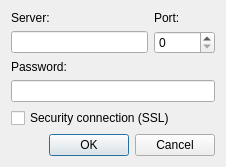
Old version of the form src/plugins/azoth/plugins/acetamide/ircaddserverdialog.ui in the repository 0xd34df00d/leechcraft.
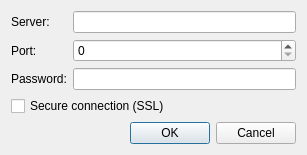
New version of the form.

Commit message: Azoth Acetamide: fixed forms and layouts.

```diff
--- a/src/plugins/azoth/plugins/acetamide/ircaddserverdialog.ui
+++ b/src/plugins/azoth/plugins/acetamide/ircaddserverdialog.ui
@@ -6,14 +6,19 @@
    <rect>
     <x>0</x>
     <y>0</y>
-    <width>226</width>
-    <height>160</height>
+    <width>307</width>
+    <height>153</height>
    </rect>
   </property>
   <property name="windowTitle">
    <string>Add server</string>
   </property>
-  <layout class="QGridLayout" name="gridLayout">
+  <layout class="QVBoxLayout" name="verticalLayout">
+   <item>
+    <layout class="QFormLayout" name="formLayout">
+     <property name="fieldGrowthPolicy">
+      <enum>QFormLayout::AllNonFixedFieldsGrow</enum>
+     </property>
    <item row="0" column="0">
     <widget class="QLabel" name="label">
      <property name="text">
@@ -22,15 +27,15 @@
     </widget>
    </item>
    <item row="0" column="1">
+      <widget class="QLineEdit" name="Server_"/>
+     </item>
+     <item row="1" column="0">
     <widget class="QLabel" name="label_2">
      <property name="text">
       <string>Port:</string>
      </property>
     </widget>
    </item>
-   <item row="1" column="0">
-    <widget class="QLineEdit" name="Server_"/>
-   </item>
    <item row="1" column="1">
     <widget class="QSpinBox" name="Port_">
      <property name="minimum">
@@ -48,14 +53,36 @@
      </property>
     </widget>
    </item>
-   <item row="3" column="0" colspan="2">
+     <item row="2" column="1">
     <widget class="QLineEdit" name="Password_">
      <property name="echoMode">
       <enum>QLineEdit::Password</enum>
      </property>
     </widget>
    </item>
-   <item row="5" column="0" colspan="2">
+    </layout>
+   </item>
+   <item>
+    <widget class="QCheckBox" name="SSL_">
+     <property name="text">
+      <string>Secure connection (SSL)</string>
+     </property>
+    </widget>
+   </item>
+   <item>
+    <spacer name="verticalSpacer">
+     <property name="orientation">
+      <enum>Qt::Vertical</enum>
+     </property>
+     <property name="sizeHint" stdset="0">
+      <size>
+       <width>20</width>
+       <height>40</height>
+      </size>
+     </property>
+    </spacer>
+   </item>
+   <item>
     <widget class="QDialogButtonBox" name="ControlButtons_">
      <property name="enabled">
       <bool>true</bool>
@@ -68,13 +95,6 @@
      </property>
     </widget>
    </item>
-   <item row="4" column="0" colspan="2">
-    <widget class="QCheckBox" name="SSL_">
-     <property name="text">
-      <string>Security connection (SSL)</string>
-     </property>
-    </widget>
-   </item>
   </layout>
  </widget>
  <resources/>
```
Lines whose indentation alone changed are shown as unchanged. The commit also changes 3 other files.
